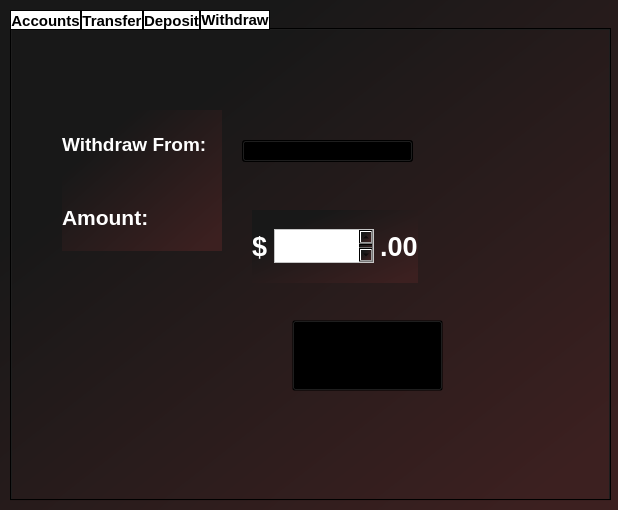
Above: ATM/bankaccount.ui from CS3560-3-3/Bank-ATM-Subsystem before the change. Below: the same form after it.
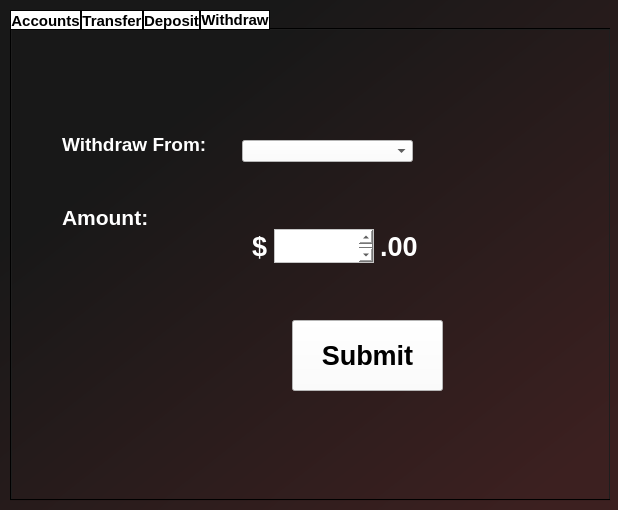
That is the form after the change. The open tabs and pages were chosen to show the change.

Patch:
```diff
--- a/ATM/bankaccount.ui
+++ b/ATM/bankaccount.ui
@@ -51,7 +51,15 @@
 
 QTabBar::tab {background-color : white;
 border: 1px solid black;
- }</string>
+ }
+
+QTabWidget {
+background-color: transparent;
+}
+
+QLabel {
+background-color: transparent;
+}</string>
    </property>
    <property name="currentIndex">
     <number>3</number>
@@ -634,6 +642,11 @@
     </widget>
    </widget>
    <widget class="QWidget" name="tabWithdraw">
+    <property name="styleSheet">
+     <string notr="true">QWidget {
+background-color: transparent;
+}</string>
+    </property>
     <attribute name="title">
      <string>Withdraw</string>
     </attribute>
@@ -652,6 +665,11 @@
        <pointsize>12</pointsize>
       </font>
      </property>
+     <property name="styleSheet">
+      <string notr="true">QComboBox {
+background-color: white;
+}</string>
+     </property>
     </widget>
     <widget class="QPushButton" name="btnWithdraw">
      <property name="geometry">
@@ -670,7 +688,7 @@
      </property>
      <property name="styleSheet">
       <string notr="true">QPushButton {
-background-color: transparent;
+background-color: white;
 }</string>
      </property>
      <property name="text">
```
Left out of the diff: 22 changed lines with no effect on the pictures.
